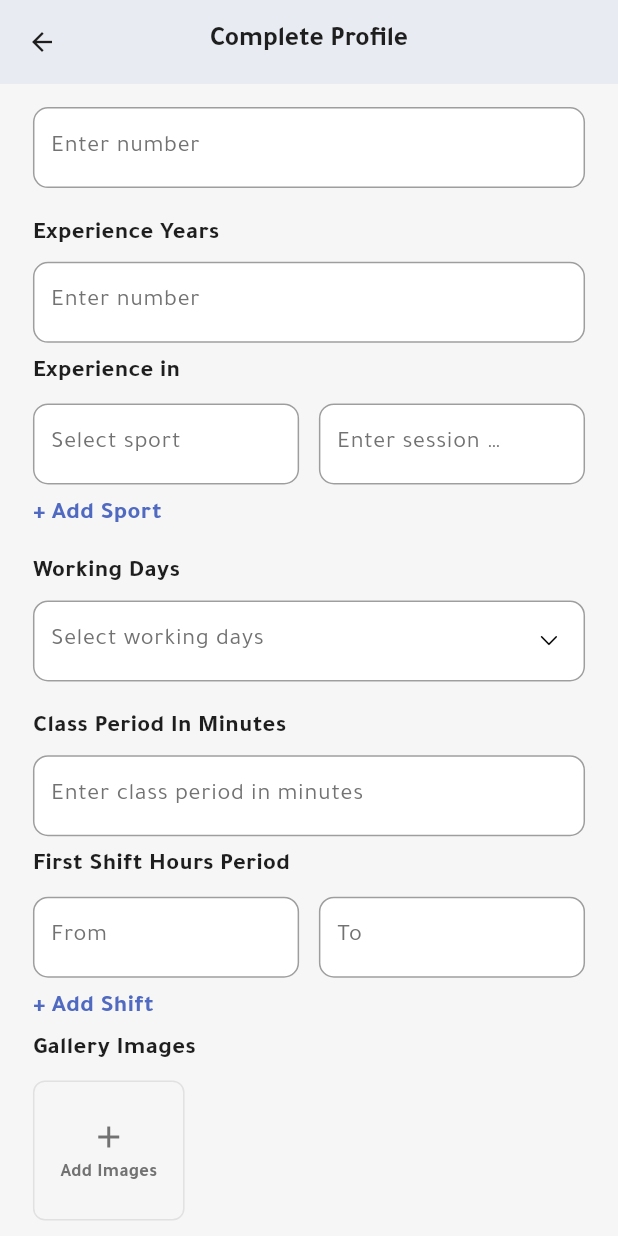
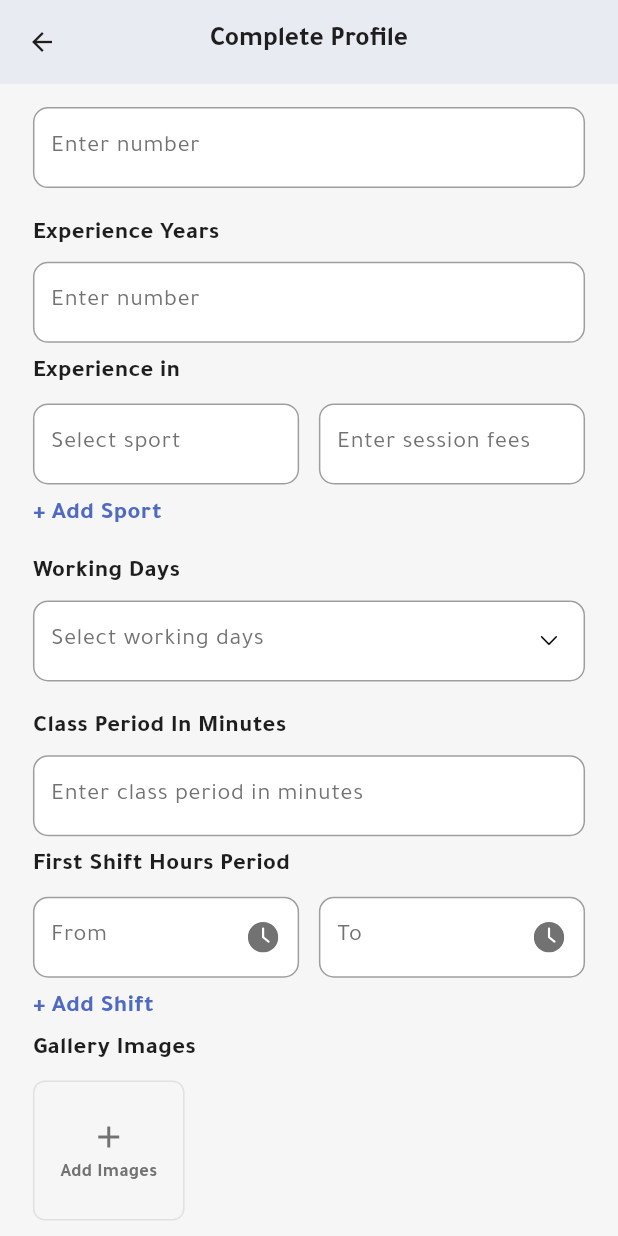
Before and after one commit to ahmedfayed29/coach_dealer_trainer, a Flutter app: the CompleteRegisterPage screen opened directly with empty values, scrolled down 576 dp, on a phone screen of 412 x 824 dp. Run offline on Flutter 3.47's test engine with Material 3 defaults, Android fonts, the phone set to English and light mode, and no system bars; drawn by our look-alikes of auto_size_text; our stand-ins replace carousel_slider, dio, flutter_html, flutter_rating_bar, flutter_screenutil, flutter_svg and 4 more; missing offline and left inert: flutter_rounded_date_picker; accounts and stored records are empty; network calls fail; statements that could not run were skipped.

Commit message:
add green color constant, update text field padding, and enhance booking item display

```diff
--- a/lib/art_core/theme/app_colors.dart
+++ b/lib/art_core/theme/app_colors.dart
@@ -30,4 +30,5 @@ class AppColors {
   static const Color secondaryDividerColor = Color(0xFF6B6A6A);
   static const Color red = Color(0xFFDA2800);
   static const Color gray = Color(0xFF292929);
+  static const Color green = Color(0xFF279700);
 }
--- a/lib/art_core/widgets/text_fields/app_text_field.dart
+++ b/lib/art_core/widgets/text_fields/app_text_field.dart
@@ -33,7 +33,7 @@ class AppTextField extends StatefulWidget {
 
   final String? initialText;
 
-  final double contentPaddingVertical;
+  final double contentPaddingVertical, contentPaddingHorizontal;
 
   final Color? fillColor;
   final Color? hintColor;
@@ -64,6 +64,7 @@ class AppTextField extends StatefulWidget {
     this.controller,
     this.maxLength,
     this.contentPaddingVertical = 15,
+    this.contentPaddingHorizontal = 8,
     this.fillColor,
     this.filled,
     this.labelColor,
@@ -143,8 +144,9 @@ class _AppTextFieldState extends State<AppTextField> {
                   ? OutlineInputBorder(
                       borderSide: BorderSide.none, borderRadius: BorderRadius.circular(16))
                   : Theme.of(context).inputDecorationTheme.errorBorder,
-              contentPadding:
-                  EdgeInsets.symmetric(vertical: widget.contentPaddingVertical, horizontal: 8),
+              contentPadding: EdgeInsets.symmetric(
+                  vertical: widget.contentPaddingVertical,
+                  horizontal: widget.contentPaddingHorizontal),
               hintText: widget.hint,
               // hintStyle: TextStyle(
               //   color: widget.hintColor ?? AppColors.secondaryColor,
@@ -181,7 +183,7 @@ class _AppTextFieldState extends State<AppTextField> {
                               CupertinoIcons.chevron_down,
                               size: 15,
                             )
-                          : const SizedBox())),
+                          : null)),
         ),
       ],
     );
--- a/lib/features/auth/complete_register/complete_register_view.dart
+++ b/lib/features/auth/complete_register/complete_register_view.dart
@@ -4,6 +4,7 @@ import 'package:coach/features/auth/complete_register/widgets/profile_image.dart
 import 'package:coach/features/auth/complete_register/widgets/select_sport.dart';
 import 'package:coach/features/auth/complete_register/widgets/select_week_day.dart';
 import 'package:flutter_screenutil/flutter_screenutil.dart';
+import 'package:flutter_svg/flutter_svg.dart';
 import 'package:get/get.dart';
 
 import '../../../core/networking/network_state_enum.dart';
@@ -280,6 +281,17 @@ class CompleteRegisterPage extends StatelessWidget {
                                     }
                                     return null;
                                   },
+                                  suffixIcon: Column(
+                                    crossAxisAlignment: CrossAxisAlignment.center,
+                                    mainAxisAlignment: MainAxisAlignment.center,
+                                    children: [
+                                      SvgPicture.asset(
+                                        "assets/icons/clock.svg",
+                                        height: 20.h,
+                                        width: 20.w,
+                                      ),
+                                    ],
+                                  ),
                                   hint: "from".tr,
                                   controller: state.periodShift[index].fromController,
                                   // initialText: state.periodShift[index].from.value,
@@ -300,6 +312,17 @@ class CompleteRegisterPage extends StatelessWidget {
                                       }
                                     });
                                   },
+                                  suffixIcon: Column(
+                                    crossAxisAlignment: CrossAxisAlignment.center,
+                                    mainAxisAlignment: MainAxisAlignment.center,
+                                    children: [
+                                      SvgPicture.asset(
+                                        "assets/icons/clock.svg",
+                                        height: 20.h,
+                                        width: 20.w,
+                                      ),
+                                    ],
+                                  ),
                                   validator: (value) {
                                     if (value == null || value.trim().isEmpty) {
                                       return "empty_field".tr;
--- a/lib/features/home/widgets/book_item.dart
+++ b/lib/features/home/widgets/book_item.dart
@@ -7,6 +7,7 @@ import '../../../core/routes/app_pages.dart';
 
 class BookItem extends StatelessWidget {
   final BookingModel item;
+
   const BookItem({super.key, required this.item});
 
   @override
@@ -79,7 +80,9 @@ class BookItem extends StatelessWidget {
                             text: '${item.sport.name} - ${item.statusText}',
                             fontSize: 14.sp,
                             fontWeight: FontWeight.w700,
-                            color: AppColors.primaryColor,
+                            color: item.status.toLowerCase() == "completed"
+                                ? AppColors.green
+                                : AppColors.primaryColor,
                           ),
                         ],
                       )
```
Also changed, not shown: lib/features/booking_details/widgets/price.dart (+6 -6 lines).
